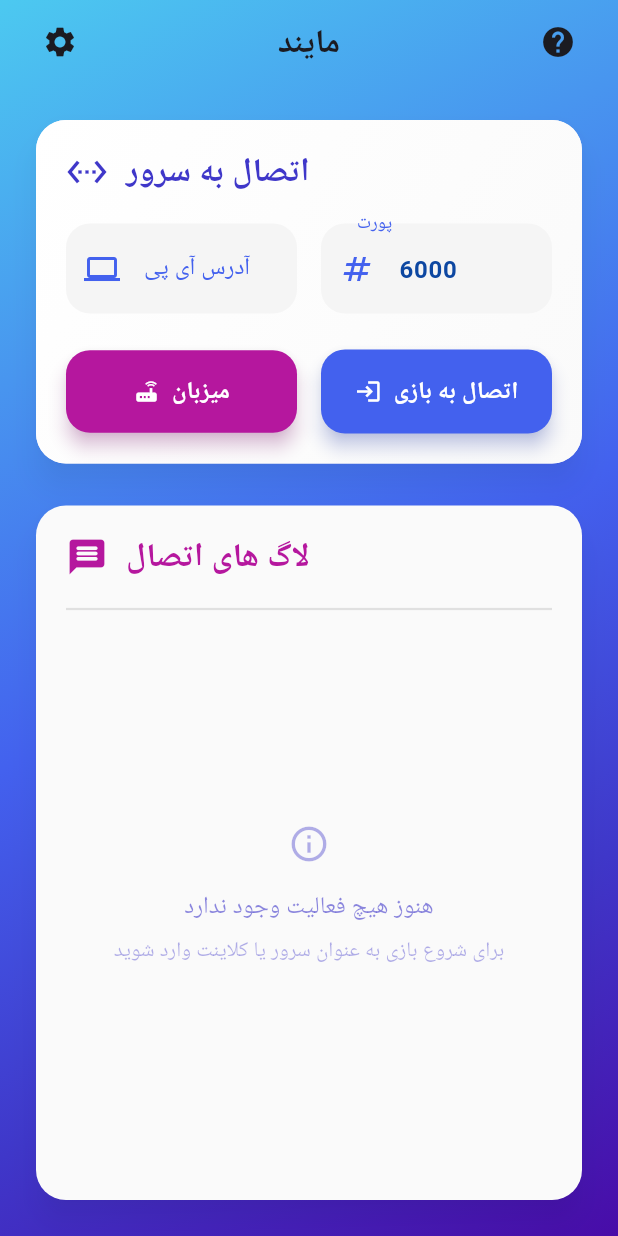
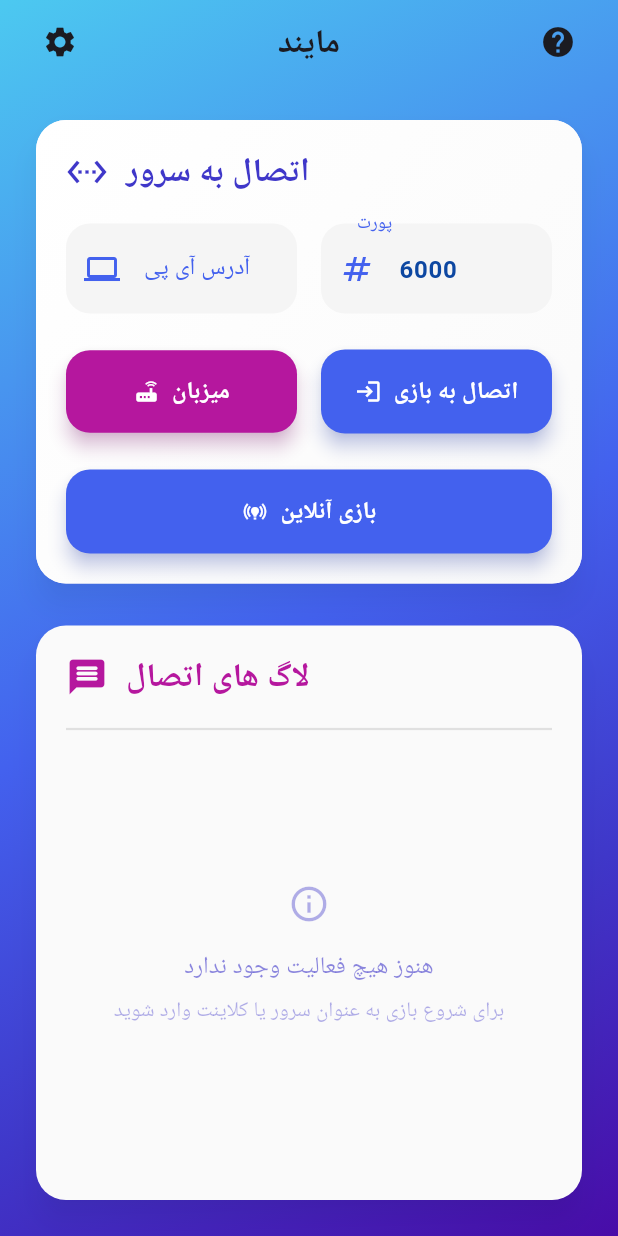
Before and after one commit to robogamer9849/flutter-the-mind, a Flutter app: the screen it shows after launch, on a phone screen of 412 x 824 dp. Run offline on Flutter 3.47's test engine with Material 3 defaults, Android fonts, the phone set to English and light mode, and no system bars; Roboto replaces fonts that are missing (Poppins); project files that could hold a hidden picture were left out.

Commit message:
added the online game btn (does not work yet)

```diff
--- a/lib/main.dart
+++ b/lib/main.dart
@@ -425,6 +425,38 @@ class _TcpPageState extends State<TcpPage> with SingleTickerProviderStateMixin {
                                 ),
                               ],
                             ),
+                            const SizedBox(height: 24),
+                            Row(
+                              children: [
+                                Expanded(
+                                  child: ElevatedButton.icon(
+                                    onPressed: () {                                                ScaffoldMessenger.of(context).showSnackBar(
+                                        SnackBar(
+                                        content: Center(child: Text(isEn ? 'this is not working yet :( ' : ':( این هنوز کار نمیکنه')),                                        backgroundColor: lightBlue,
+                                        behavior: SnackBarBehavior.floating,
+                                        shape: RoundedRectangleBorder(borderRadius: BorderRadius.circular(10)),
+                                        margin: const EdgeInsets.all(10),
+                                        ),
+                                              );},
+                                    style: ElevatedButton.styleFrom(
+                                      backgroundColor: indigoBlue,
+                                      foregroundColor: Colors.white,
+                                      padding: const EdgeInsets.symmetric(vertical: 16),
+                                      elevation: 5,
+                                      shadowColor: indigoBlue.withOpacity(0.5),
+                                    ),
+                                    icon: const Icon(Icons.online_prediction),
+                                    label: Text(
+                                      isEn ? 'online' : 'بازی آنلاین',
+                                      style: const TextStyle(
+                                        fontWeight: FontWeight.bold,
+                                        fontSize: 16,
+                                      ),
+                                    ),
+                                  ),
+                                ),
+                              ],
+                            )
                           ],
                         ),
                       ),
```
